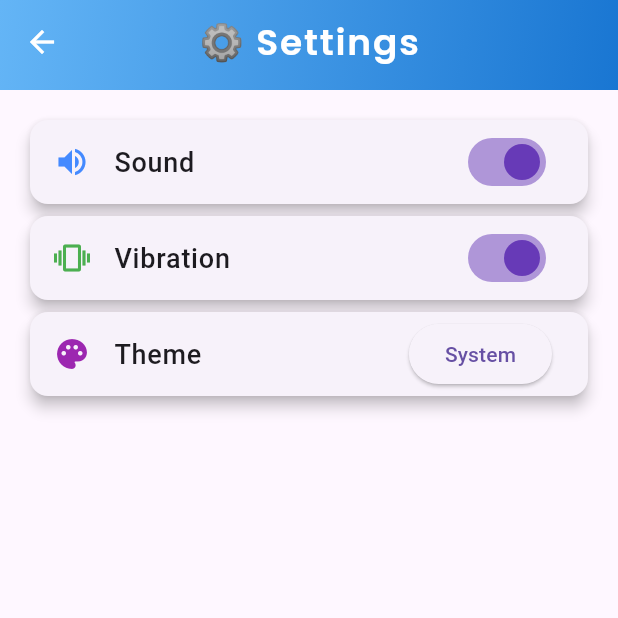
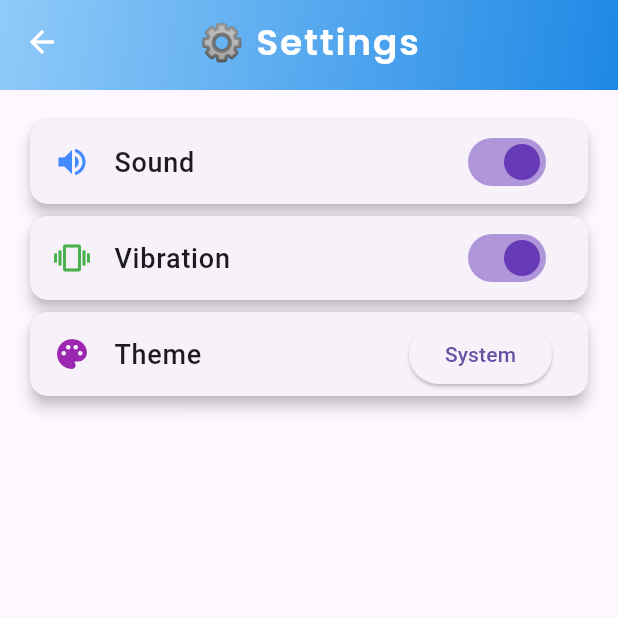
Before and after one commit to eoelarslan/xoplus, a Flutter app: the screen it shows after launch, after a tap on "Settings", on a phone screen of 412 x 824 dp, the top half of it. Run offline on Flutter 3.47's test engine with Material 3 defaults, Android fonts, the phone set to English and light mode, and no system bars; our stand-ins replace google_fonts, shared_preferences.

Commit message:
ui update

```diff
--- a/lib/home_page.dart
+++ b/lib/home_page.dart
@@ -18,17 +18,22 @@ class HomePageState extends State<HomePage> {
   bool _isSoundOn = true;
   bool _isVibrationOn = true;
 
+late SharedPreferences _prefs;
+
+Future<void> _initPrefs() async {
+  _prefs = await SharedPreferences.getInstance();
+}
+
   @override
   void initState() {
     super.initState();
-    _loadSettings();
+    _initPrefs().then((_) => _loadSettings());
   }
 
   Future<void> _loadSettings() async {
-    final prefs = await SharedPreferences.getInstance();
     setState(() {
-      _isSoundOn = prefs.getBool('isSoundOn') ?? true;
-      _isVibrationOn = prefs.getBool('isVibrationOn') ?? true;
+      _isSoundOn = _prefs.getBool('isSoundOn') ?? true;
+      _isVibrationOn = _prefs.getBool('isVibrationOn') ?? true;
     });
   }
 
@@ -37,7 +42,7 @@ class HomePageState extends State<HomePage> {
       SystemSound.play(SystemSoundType.click);
     }
     if (_isVibrationOn) {
-      HapticFeedback.mediumImpact();
+      HapticFeedback.lightImpact();
     }
   }
 
--- a/lib/settings_screen.dart
+++ b/lib/settings_screen.dart
@@ -16,26 +16,30 @@ class SettingsScreenState extends State<SettingsScreen> {
   bool _isSoundOn = true;
   bool _isVibrationOn = true;
 
+  late SharedPreferences _prefs;
+
+  Future<void> _initPrefs() async {
+    _prefs = await SharedPreferences.getInstance();
+  }
+
   @override
   void initState() {
     super.initState();
-    _loadSettings();
+    _initPrefs().then((_) => _loadSettings());
   }
 
   Future<void> _loadSettings() async {
-    final prefs = await SharedPreferences.getInstance();
     setState(() {
-      _isSoundOn = prefs.getBool('isSoundOn') ?? true;
-      _isVibrationOn = prefs.getBool('isVibrationOn') ?? true;
+      _isSoundOn = _prefs.getBool('isSoundOn') ?? true;
+      _isVibrationOn = _prefs.getBool('isVibrationOn') ?? true;
     });
     _applySoundSetting(_isSoundOn);
     _applyVibrationSetting(_isVibrationOn);
   }
 
   Future<void> _saveSettings() async {
-    final prefs = await SharedPreferences.getInstance();
-    await prefs.setBool('isSoundOn', _isSoundOn);
-    await prefs.setBool('isVibrationOn', _isVibrationOn);
+    await _prefs.setBool('isSoundOn', _isSoundOn);
+    await _prefs.setBool('isVibrationOn', _isVibrationOn);
   }
 
   void _applySoundSetting(bool isOn) {
@@ -46,7 +50,7 @@ class SettingsScreenState extends State<SettingsScreen> {
 
   void _applyVibrationSetting(bool isOn) {
     if (isOn) {
-      HapticFeedback.mediumImpact();
+      HapticFeedback.lightImpact();
     }
   }
 
@@ -57,7 +61,8 @@ class SettingsScreenState extends State<SettingsScreen> {
     final isDarkMode = Theme.of(context).brightness == Brightness.dark;
 
     // 🎨 **Tema'ya Göre Değişen Gradient Renkleri**
-    final List<Color> gradientColors = _getGradientColors(currentTheme, isDarkMode);
+    final List<Color> gradientColors =
+        _getGradientColors(currentTheme, isDarkMode);
 
     return Scaffold(
       appBar: PreferredSize(
@@ -126,17 +131,29 @@ class SettingsScreenState extends State<SettingsScreen> {
   List<Color> _getGradientColors(String theme, bool isDarkMode) {
     switch (theme) {
       case 'Dark':
-        return [Colors.black, Colors.grey[900]!];
+        return [
+          Colors.black,
+          Colors.grey[850]!,
+          Colors.grey[700]!
+        ]; // Daha derin geçiş
       case 'Light':
-        return [const Color.fromARGB(255, 166, 200, 234), const Color.fromARGB(255, 124, 187, 239)];
+        return [Colors.blue[100]!, Colors.blue[300]!]; // Daha soft bir etki
       case 'Deep Blue':
-        return [const Color(0xFF1E3A5F), Colors.blueGrey[800]!];
+        return [
+          const Color(0xFF0D47A1),
+          const Color(0xFF1976D2)
+        ]; // Daha dengeli mavi tonları
       case 'Neon Pink':
-        return [const Color(0xFFFF007F), Colors.pinkAccent];
+        return [
+          const Color(0xFFFF0066),
+          const Color(0xFFFF33AA)
+        ]; // Daha parlak neon etkisi
       case 'System':
-        return isDarkMode ? [Colors.black, Colors.grey[900]!] : [Colors.blue[300]!, Colors.blue[700]!];
+        return isDarkMode
+            ? [Colors.black, Colors.grey[850]!]
+            : [Colors.blue[200]!, Colors.blue[600]!];
       default:
-        return [Colors.blue, Colors.blueAccent]; // Default tema
+        return [Colors.blue, Colors.blueAccent];
     }
   }
 
@@ -190,22 +207,30 @@ class SettingsScreenState extends State<SettingsScreen> {
     showDialog(
       context: context,
       builder: (context) {
+        String selectedTheme = themeProvider.currentTheme;
         return AlertDialog(
           title: Text(
             'Select Theme',
             style: GoogleFonts.poppins(fontWeight: FontWeight.bold),
           ),
-          content: Column(
+          content: StatefulBuilder(
+            builder: (context, setState) {
+              return Column(
                 mainAxisSize: MainAxisSize.min,
                 children: ['System', 'Light', 'Dark', 'Deep Blue', 'Neon Pink']
-                .map((theme) => ListTile(
+                    .map((theme) => RadioListTile<String>(
                           title: Text(theme),
-                      onTap: () {
-                        themeProvider.setTheme(theme);
+                          value: theme,
+                          groupValue: selectedTheme,
+                          onChanged: (value) {
+                            setState(() => selectedTheme = value!);
+                            themeProvider.setTheme(value!);
                             Navigator.pop(context);
                           },
                         ))
                     .toList(),
+              );
+            },
           ),
         );
       },
```
Also changed, not shown: lib/game_mode_page.dart (+10 -5 lines), lib/game_screen.dart (+10 -5 lines). Lines whose indentation alone changed are shown as unchanged.
